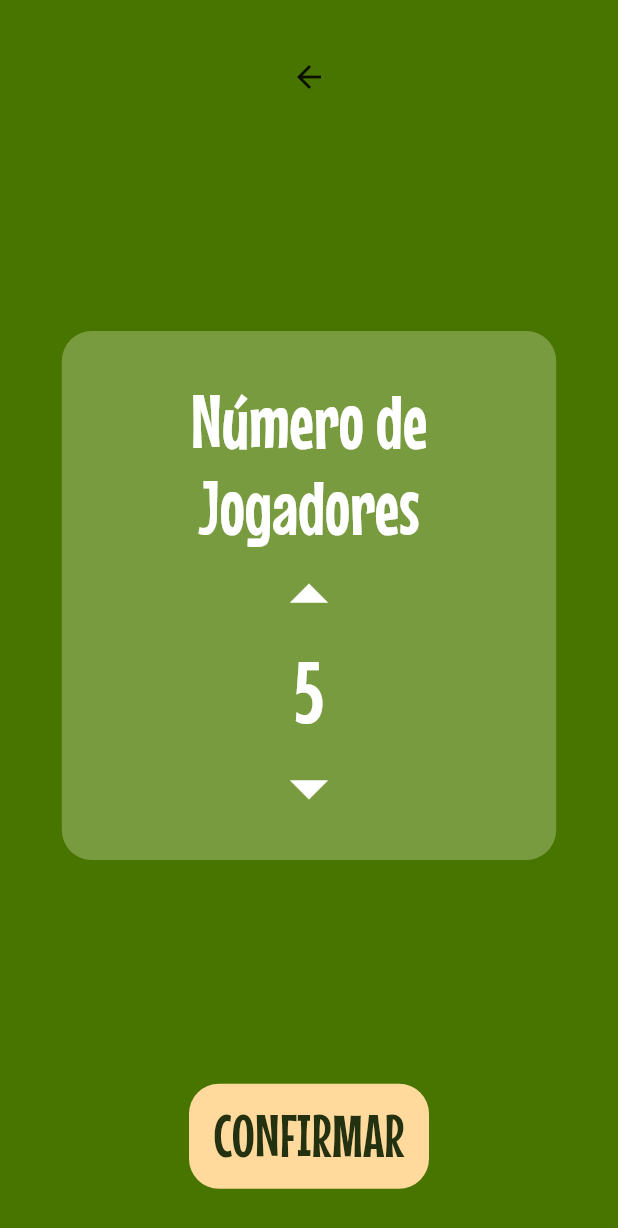
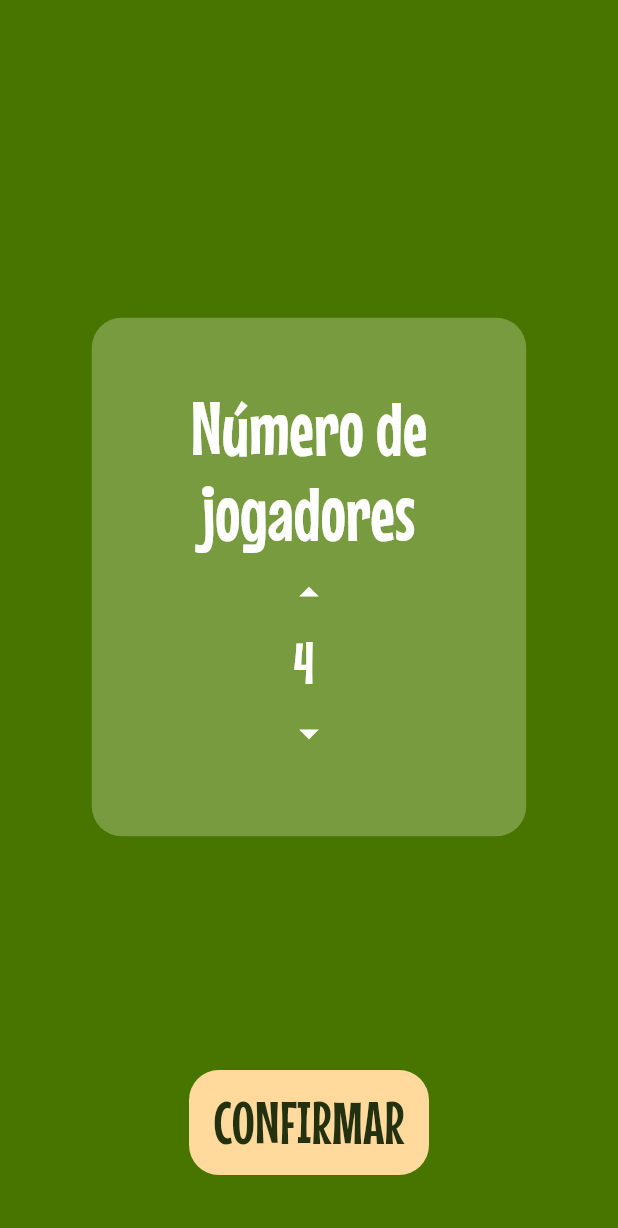
Before and after one commit to AlexandreOkita/savana, a Flutter app: the screen it shows after launch, on a phone screen of 412 x 824 dp. Shown: the top 1228 px of the screen. Run offline on Flutter 3.47's test engine with Material 2 defaults, Android fonts, the phone set to English and light mode, and no system bars; our stand-ins replace flutter_riverpod.

Commit message:
add config screens

```diff
--- a/lib/main.dart
+++ b/lib/main.dart
@@ -1,7 +1,9 @@
 import 'package:flutter/material.dart';
+import 'package:flutter_riverpod/flutter_riverpod.dart';
+import 'package:savana/view/screens/player_quantity_config_screen.dart';
 
 void main() {
-  runApp(const MyApp());
+  runApp(const ProviderScope(child: MyApp()));
 }
 
 class MyApp extends StatelessWidget {
@@ -16,116 +18,24 @@ class MyApp extends StatelessWidget {
         primarySwatch: Colors.blue,
         scaffoldBackgroundColor: const Color(0xFF487400),
         textTheme: const TextTheme(
-          headline1: TextStyle(
+          displayLarge: TextStyle(
             fontFamily: "MouseMemoirs",
             fontSize: 50,
             color: Colors.white,
           ),
-          button: TextStyle(
+          displaySmall: TextStyle(
+            fontFamily: "MouseMemoirs",
+            fontSize: 32,
+            color: Colors.white,
+          ),
+          labelLarge: TextStyle(
             fontFamily: "MouseMemoirs",
             fontSize: 40,
             color: Color(0xFF243110),
           ),
         ),
       ),
-      home: const MyHomePage(),
+      home: const PlayerQuantityConfigScreen(),
     );
   }
 }
-
-class MyHomePage extends StatefulWidget {
-  const MyHomePage({super.key});
-
-  @override
-  State<MyHomePage> createState() => _MyHomePageState();
-}
-
-class _MyHomePageState extends State<MyHomePage> {
-  int _playersQtt = 5;
-
-  void _incrementCounter() {
-    setState(() {
-      _playersQtt++;
-    });
-  }
-
-  @override
-  Widget build(BuildContext context) {
-    return Scaffold(
-      body: Center(
-        child: Column(
-          mainAxisAlignment: MainAxisAlignment.spaceEvenly,
-          children: <Widget>[
-            const Padding(
-              padding: EdgeInsets.all(8.0),
-              child: Icon(Icons.arrow_back),
-            ),
-            Expanded(
-              flex: 3,
-              child: FractionallySizedBox(
-                  heightFactor: 0.6,
-                  widthFactor: 0.8,
-                  child: Container(
-                    decoration: BoxDecoration(
-                      borderRadius: BorderRadius.circular(20),
-                      color: const Color(0xFF789B3F),
-                    ),
-                    child: Padding(
-                      padding: const EdgeInsets.symmetric(
-                          vertical: 32.0, horizontal: 64),
-                      child: Column(
-                          mainAxisAlignment: MainAxisAlignment.spaceBetween,
-                          crossAxisAlignment: CrossAxisAlignment.center,
-                          children: <Widget>[
-                            Text(
-                              "Número de Jogadores",
-                              style: Theme.of(context).textTheme.headline1,
-                              textAlign: TextAlign.center,
-                            ),
-                            Column(
-                              children: [
-                                const Icon(
-                                  Icons.arrow_drop_up,
-                                  size: 60,
-                                  color: Colors.white,
-                                ),
-                                Text(
-                                  _playersQtt.toString(),
-                                  style: const TextStyle(
-                                      color: Colors.white,
-                                      fontSize: 60,
-                                      fontFamily: "MouseMemoirs"),
-                                ),
-                                const Icon(
-                                  Icons.arrow_drop_down,
-                                  size: 60,
-                                  color: Colors.white,
-                                ),
-                              ],
-                            )
-                          ]),
-                    ),
-                  )),
-            ),
-            Flexible(
-              flex: 1,
-              child: Container(
-                height: 70,
-                width: 160,
-                decoration: BoxDecoration(
-                    color: const Color(0xffFFDA9C),
-                    borderRadius: BorderRadius.circular(20)),
-                child: Center(
-                  child: Text(
-                    "CONFIRMAR",
-                    style: Theme.of(context).textTheme.button,
-                  ),
-                ),
-              ),
-            )
-          ],
-        ),
-      ),
-    );
-  }
-}
--- /dev/null
+++ b/lib/view/components/config_box.dart
@@ -0,0 +1,51 @@
+import 'package:flutter/material.dart';
+import 'package:flutter_riverpod/flutter_riverpod.dart';
+
+class ConfigBox extends ConsumerWidget {
+  final String boxText;
+  final ConfigBoxTextSize configBoxTextSize;
+  final Widget child;
+  const ConfigBox({
+    required this.boxText,
+    this.configBoxTextSize = ConfigBoxTextSize.big,
+    required this.child,
+    super.key,
+  });
+
+  @override
+  Widget build(BuildContext context, WidgetRef ref) {
+    return Container(
+      decoration: BoxDecoration(
+        borderRadius: BorderRadius.circular(20),
+        color: const Color(0xFF789B3F),
+      ),
+      margin: const EdgeInsets.symmetric(horizontal: 20),
+      child: Column(
+        mainAxisAlignment: MainAxisAlignment.center,
+        children: [
+          Text(
+            boxText,
+            style: configBoxTextSize.getTextSize(context),
+            textAlign: TextAlign.center,
+          ),
+          child,
+        ],
+      ),
+    );
+  }
+}
+
+enum ConfigBoxTextSize { small, big }
+
+extension GetTextSize on ConfigBoxTextSize {
+  TextStyle? getTextSize(BuildContext context) {
+    switch (this) {
+      case ConfigBoxTextSize.big:
+        return Theme.of(context).textTheme.displayLarge;
+      case ConfigBoxTextSize.small:
+        return Theme.of(context).textTheme.displaySmall;
+      default:
+        return Theme.of(context).textTheme.displayLarge;
+    }
+  }
+}
--- /dev/null
+++ b/lib/view/components/confirm_button.dart
@@ -0,0 +1,27 @@
+import 'package:flutter/material.dart';
+import 'package:flutter_riverpod/flutter_riverpod.dart';
+import 'package:savana/view/constants/colors.dart';
+
+class ConfirmButton extends ConsumerWidget {
+  final String buttonText;
+  final Function onPressed;
+  const ConfirmButton({required this.onPressed, this.buttonText = "CONFIRMAR", super.key});
+
+  @override
+  Widget build(BuildContext context, WidgetRef ref) {
+    return InkWell(
+      onTap: () => onPressed(),
+      child: Container(
+        height: 70,
+        width: 160,
+        decoration: BoxDecoration(color: buttonColor, borderRadius: BorderRadius.circular(20)),
+        child: Center(
+          child: Text(
+            buttonText,
+            style: Theme.of(context).textTheme.labelLarge,
+          ),
+        ),
+      ),
+    );
+  }
+}
--- /dev/null
+++ b/lib/view/components/number_counter.dart
@@ -0,0 +1,45 @@
+import 'package:flutter/material.dart';
+import 'package:flutter_riverpod/flutter_riverpod.dart';
+
+class NumberCounter extends ConsumerWidget {
+  final Function onUp;
+  final Function onDown;
+  final int value;
+  final String label;
+
+  const NumberCounter({
+    Key? key,
+    required this.onUp,
+    required this.onDown,
+    required this.value,
+    this.label = "",
+  }) : super(key: key);
+
+  @override
+  Widget build(BuildContext context, WidgetRef ref) {
+    return Column(
+      children: [
+        IconButton(
+          iconSize: 30,
+          icon: const Icon(
+            Icons.arrow_drop_up,
+            color: Colors.white,
+          ),
+          onPressed: () => onUp(),
+        ),
+        Text(
+          "$value $label",
+          style: const TextStyle(color: Colors.white, fontSize: 40, fontFamily: "MouseMemoirs"),
+        ),
+        IconButton(
+          iconSize: 30,
+          icon: const Icon(
+            Icons.arrow_drop_down,
+            color: Colors.white,
+          ),
+          onPressed: () => onDown(),
+        ),
+      ],
+    );
+  }
+}
--- /dev/null
+++ b/lib/view/components/savana_scaffold.dart
@@ -0,0 +1,18 @@
+import 'package:flutter/material.dart';
+import 'package:flutter_riverpod/flutter_riverpod.dart';
+
+class SavanaScaffold extends ConsumerWidget {
+  final Widget body;
+  const SavanaScaffold({required this.body, super.key});
+
+  @override
+  Widget build(BuildContext context, WidgetRef ref) {
+    return Scaffold(
+      appBar: AppBar(
+        backgroundColor: Theme.of(context).scaffoldBackgroundColor,
+        elevation: 0,
+      ),
+      body: body,
+    );
+  }
+}
--- /dev/null
+++ b/lib/view/constants/colors.dart
@@ -0,0 +1,3 @@
+import 'dart:ui';
+
+const Color buttonColor = Color(0xffFFDA9C);
--- /dev/null
+++ b/lib/view/screens/player_quantity_config_screen.dart
@@ -0,0 +1,48 @@
+import 'package:flutter/material.dart';
+import 'package:flutter_riverpod/flutter_riverpod.dart';
+import 'package:savana/view/components/config_box.dart';
+import 'package:savana/view/components/confirm_button.dart';
+import 'package:savana/view/components/number_counter.dart';
+import 'package:savana/view/components/savana_scaffold.dart';
+import 'package:savana/view/screens/game_config_screen.dart';
+import 'package:savana/viewmodel/game_config_viewmodel.dart';
+
+class PlayerQuantityConfigScreen extends ConsumerWidget {
+  const PlayerQuantityConfigScreen({super.key});
+
+  @override
+  Widget build(BuildContext context, WidgetRef ref) {
+    return SavanaScaffold(
+      body: Center(
+        child: Column(
+          mainAxisAlignment: MainAxisAlignment.spaceEvenly,
+          children: <Widget>[
+            Expanded(
+              flex: 3,
+              child: FractionallySizedBox(
+                  heightFactor: 0.6,
+                  widthFactor: 0.8,
+                  child: ConfigBox(
+                    boxText: "Número de jogadores",
+                    child: NumberCounter(
+                      value: ref.watch(gameConfigViewModel).getPlayerQtt(),
+                      onUp: () => ref.read(gameConfigViewModel).increasePlayerQtt(),
+                      onDown: () => ref.read(gameConfigViewModel).decreasePlayerQtt(),
+                    ),
+                  )),
+            ),
+            Flexible(
+              flex: 1,
+              child: ConfirmButton(
+                onPressed: () => Navigator.push(
+                  context,
+                  MaterialPageRoute(builder: (context) => const GameConfigScreen()),
+                ),
+              ),
+            )
+          ],
+        ),
+      ),
+    );
+  }
+}
--- a/pubspec.yaml
+++ b/pubspec.yaml
@@ -31,6 +31,7 @@ environment:
 dependencies:
   flutter:
     sdk: flutter
+  flutter_riverpod: ^2.3.6
 
 
   # The following adds the Cupertino Icons font to your application.
```
Also changed, not shown: lib/view/screens/game_config_screen.dart (added, +60 -0 lines), lib/viewmodel/game_config_viewmodel.dart (added, +54 -0 lines), lib/viewmodel/providers/configuration_providers.dart (added, +13 -0 lines), pubspec.lock.
